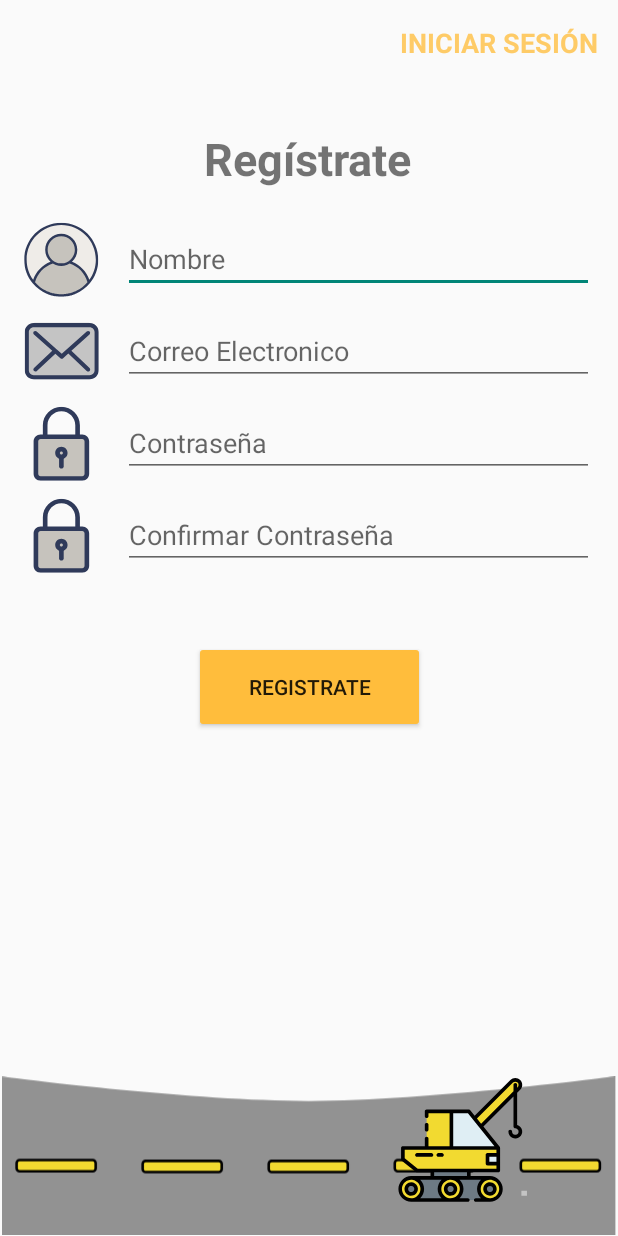
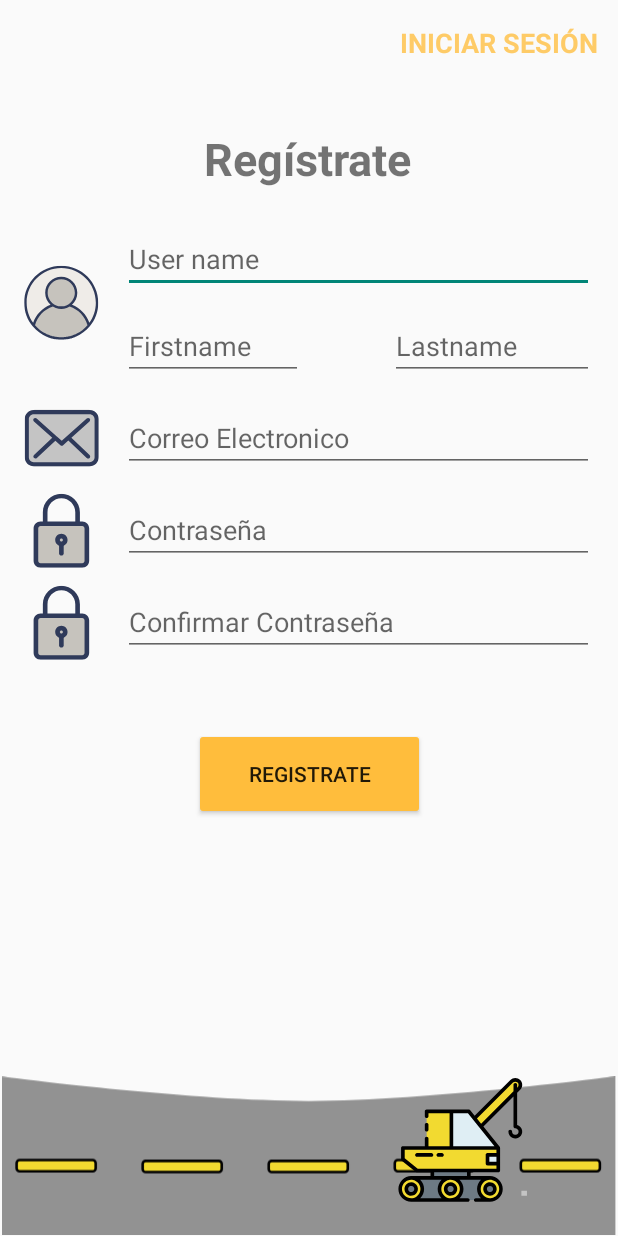
Before and after one commit to Francis-Ferri-personal/FixedBeams-phone, an Android app: the LoginActivity screen opened directly, with no data from a screen before it, after a tap on "REGÍSTRATE", on a phone screen of 412 x 824 dp. Run offline under Robolectric (Android 15) with nearby library versions, the phone set to English and light mode, and no system bars; our stand-ins replace Volley; 6 statements that could not run were skipped.

Commit message:
Adding new user

```diff
--- a/app/src/main/AndroidManifest.xml
+++ b/app/src/main/AndroidManifest.xml
@@ -39,7 +39,7 @@
             android:value="AIzaSyBdFYl667hg8vmsnqQg8DCzddZ6sLKV3VE" />
         <activity android:name=".ui.PagosActivity" />
         <activity android:name=".ui.ProductsActivity" />
-        <activity android:name=".ui.RegistroActivity" />
+        <activity android:name=".ui.SingInActivity" />
         <activity android:name=".ui.ShoppingCartActivity" />
         <activity android:name=".ui.LoginActivity" />
     </application>
--- a/app/src/main/java/com/ferrifrancis/fixedbeams_phone/Constants.kt
+++ b/app/src/main/java/com/ferrifrancis/fixedbeams_phone/Constants.kt
@@ -1,8 +1,9 @@
 package com.ferrifrancis.fixedbeams_phone
 
+// Shared preferences
 const val SECRET_FILENAME = "secret_shared_prefs"
-const val LOGIN_KEY = "LOGIN_KEY"
-const val PASSWORD_KEY = "PASSWORD_KEY"
+
+// Server
 const val IP_SERVER = "35.227.32.252"
 const val POST_SERVER = "777"
 const val URL_BACKEND = "http://${IP_SERVER}:${POST_SERVER}"
@@ -10,8 +11,15 @@ const val DOMAIN = "domain"
 const val DOMAIN_CATEGORIES = "${DOMAIN}/categories"
 const val USER = "user"
 const val USER_LOGIN = "${USER}/login"
+const val USER_SING_IN = "${USER}/sign-in"
+
+// Permissions MAP
 const val CODE_MAP_PERMISSION = 100
+
+//  RULES
 const val MIN_PASSWORD_LENGTH = 8
+const val USER_ROL = 2
+const val INITIAL_MONEY = 1000
 
 // User data
 const val ID = "id"
--- a/app/src/main/java/com/ferrifrancis/fixedbeams_phone/ui/MainActivity.kt
+++ b/app/src/main/java/com/ferrifrancis/fixedbeams_phone/ui/MainActivity.kt
@@ -31,7 +31,7 @@ class MainActivity : AppCompatActivity(), CategoriesFragment.CategoryListener, S
     var idUser: Int = 0
     var userName: String ="Default"
     var money: Double = 0.0
-    var srcImage: String = ""
+    var srcImage: String? = ""
 
 
     override fun onCreate(savedInstanceState: Bundle?) {
@@ -47,8 +47,8 @@ class MainActivity : AppCompatActivity(), CategoriesFragment.CategoryListener, S
         textView_userName.text = userName
         textView_money.text = "$ " + String.format("%.2f", money)
 
-        if (!srcImage.isNullOrEmpty()){
-            //Glide.with(this).load(srcImage).into(imageButton_user)
+        if (!srcImage.equals("default")){
+            Toast.makeText(this, "ENTRASTE" + srcImage,Toast.LENGTH_LONG).show()
             loadProfileImage()
         }
         // Cargar las categorias iniciales
--- a/app/src/main/res/layout/activity_registro.xml
+++ b/app/src/main/res/layout/activity_sign_in.xml
@@ -4,7 +4,7 @@
     xmlns:tools="http://schemas.android.com/tools"
     android:layout_width="match_parent"
     android:layout_height="match_parent"
-    tools:context=".ui.RegistroActivity">
+    tools:context=".ui.SingInActivity">
 
     <TextView
         android:id="@+id/textViewIniciarSesion"
@@ -43,20 +43,20 @@
         android:layout_width="50dp"
         android:layout_height="50dp"
         android:layout_marginStart="16dp"
-        app:layout_constraintBottom_toBottomOf="@+id/editTextNameUser"
+        app:layout_constraintBottom_toBottomOf="@+id/editText_firstName"
         app:layout_constraintStart_toStartOf="parent"
-        app:layout_constraintTop_toTopOf="@+id/editTextNameUser"
+        app:layout_constraintTop_toTopOf="@+id/editText_userName"
         app:srcCompat="@drawable/ic_userlogin" />
 
     <EditText
-        android:id="@+id/editTextNameUser"
+        android:id="@+id/editText_userName"
         android:layout_width="0dp"
         android:layout_height="wrap_content"
         android:layout_marginStart="16dp"
         android:layout_marginTop="24dp"
         android:layout_marginEnd="16dp"
         android:ems="10"
-        android:hint="@string/editTextNameUser"
+        android:hint="@string/editText_userName"
         android:inputType="textPersonName"
         app:layout_constraintEnd_toEndOf="parent"
         app:layout_constraintStart_toEndOf="@+id/imageViewUser"
@@ -68,11 +68,12 @@
         android:layout_height="wrap_content"
         android:layout_marginTop="16dp"
         android:ems="10"
+        android:hint="@string/editTextMail"
         android:inputType="textPersonName"
-        android:hint="@string/editTextMail"
-        app:layout_constraintEnd_toEndOf="@+id/editTextNameUser"
-        app:layout_constraintStart_toStartOf="@+id/editTextNameUser"
-        app:layout_constraintTop_toBottomOf="@+id/editTextNameUser" />
+        app:layout_constraintEnd_toEndOf="@+id/editText_userName"
+        app:layout_constraintHorizontal_bias="0.0"
+        app:layout_constraintStart_toStartOf="@+id/editText_userName"
+        app:layout_constraintTop_toBottomOf="@+id/editText_firstName" />
 
     <EditText
         android:id="@+id/editTextPasswordRegister"
@@ -80,9 +81,10 @@
         android:layout_height="wrap_content"
         android:layout_marginTop="16dp"
         android:ems="10"
+        android:hint="@string/editTextPassword"
         android:inputType="textPassword"
-        android:hint="@string/editTextPassword"
         app:layout_constraintEnd_toEndOf="@+id/editTextMail"
+        app:layout_constraintHorizontal_bias="0.0"
         app:layout_constraintStart_toStartOf="@+id/editTextMail"
         app:layout_constraintTop_toBottomOf="@+id/editTextMail" />
 
@@ -131,6 +133,7 @@
         android:hint="@string/editTextPasswordConfirm"
         android:inputType="textPassword"
         app:layout_constraintEnd_toEndOf="@+id/editTextPasswordRegister"
+        app:layout_constraintHorizontal_bias="0.0"
         app:layout_constraintStart_toStartOf="@+id/editTextPasswordRegister"
         app:layout_constraintTop_toBottomOf="@+id/editTextPasswordRegister" />
 
@@ -169,5 +172,30 @@
         app:layout_constraintStart_toStartOf="@+id/imageView8"
         app:srcCompat="@drawable/ic_truck" />
 
+    <EditText
+        android:id="@+id/editText_firstName"
+        android:layout_width="120dp"
+        android:layout_height="42dp"
+        android:layout_marginTop="16dp"
+        android:layout_marginEnd="8dp"
+        android:ems="10"
+        android:hint="Firstname"
+        android:inputType="textPersonName"
+        app:layout_constraintEnd_toStartOf="@+id/editText_lastName"
+        app:layout_constraintHorizontal_bias="0.0"
+        app:layout_constraintStart_toStartOf="@+id/editText_userName"
+        app:layout_constraintTop_toBottomOf="@+id/editText_userName" />
+
+    <EditText
+        android:id="@+id/editText_lastName"
+        android:layout_width="136dp"
+        android:layout_height="42dp"
+        android:layout_marginTop="16dp"
+        android:ems="10"
+        android:hint="Lastname"
+        android:inputType="textPersonName"
+        app:layout_constraintEnd_toEndOf="@+id/editText_userName"
+        app:layout_constraintTop_toBottomOf="@+id/editText_userName" />
+
 
 </androidx.constraintlayout.widget.ConstraintLayout>
--- a/app/src/main/res/values/strings.xml
+++ b/app/src/main/res/values/strings.xml
@@ -74,4 +74,6 @@ Cuenta con velocidad variable que permite controlar los cortes por minuto, para
     <string name="checkBoxRecordarme">Recordarme</string>
     <string name="tvDescripcionCategorie">Descripcion de la categoria</string>
     <string name="textView_money">money</string>
+    <string name="editText_userName">User name</string>
+    <string name="checkBox_keepOpen">Keep open</string>
 </resources>
```
Also changed, not shown: app/src/main/java/com/ferrifrancis/fixedbeams_phone/ui/LoginActivity.kt (+20 -13 lines), app/src/main/java/com/ferrifrancis/fixedbeams_phone/ui/RegistroActivity.kt (deleted, +0 -127 lines), app/src/main/java/com/ferrifrancis/fixedbeams_phone/ui/SingInActivity.kt (added, +159 -0 lines), app/src/main/res/layout/activity_login.xml (+16 -4 lines).
